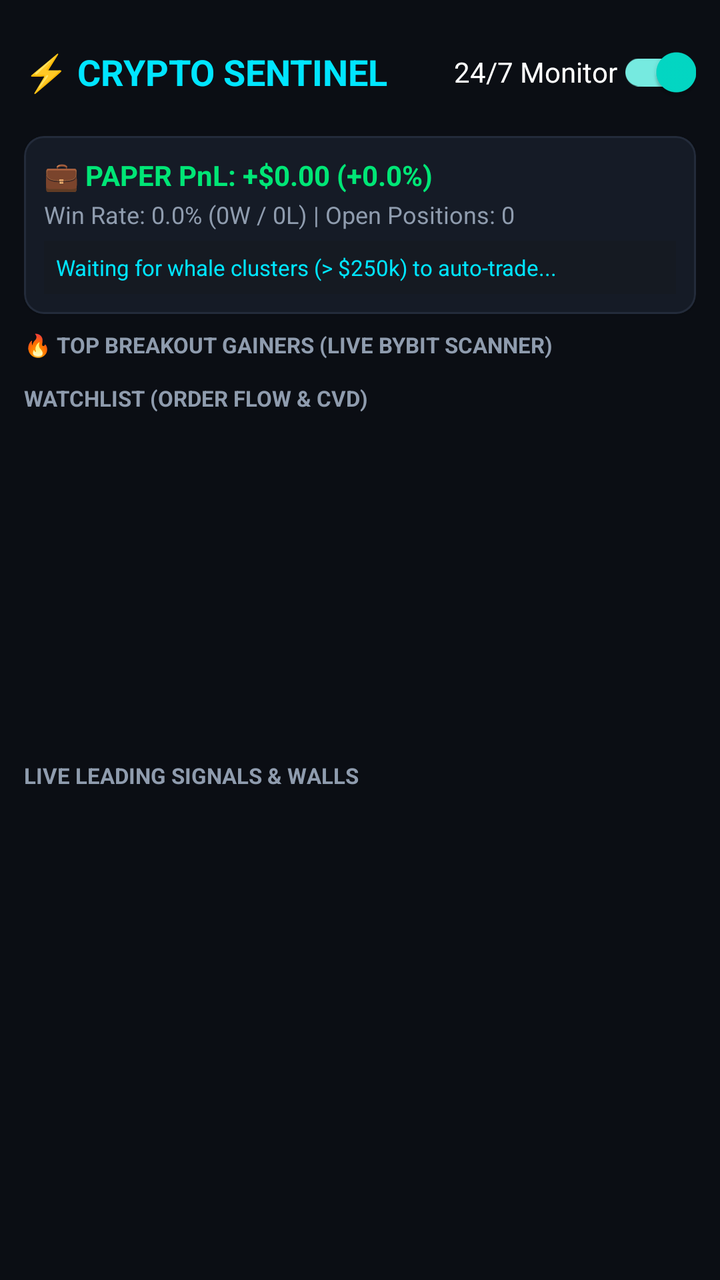
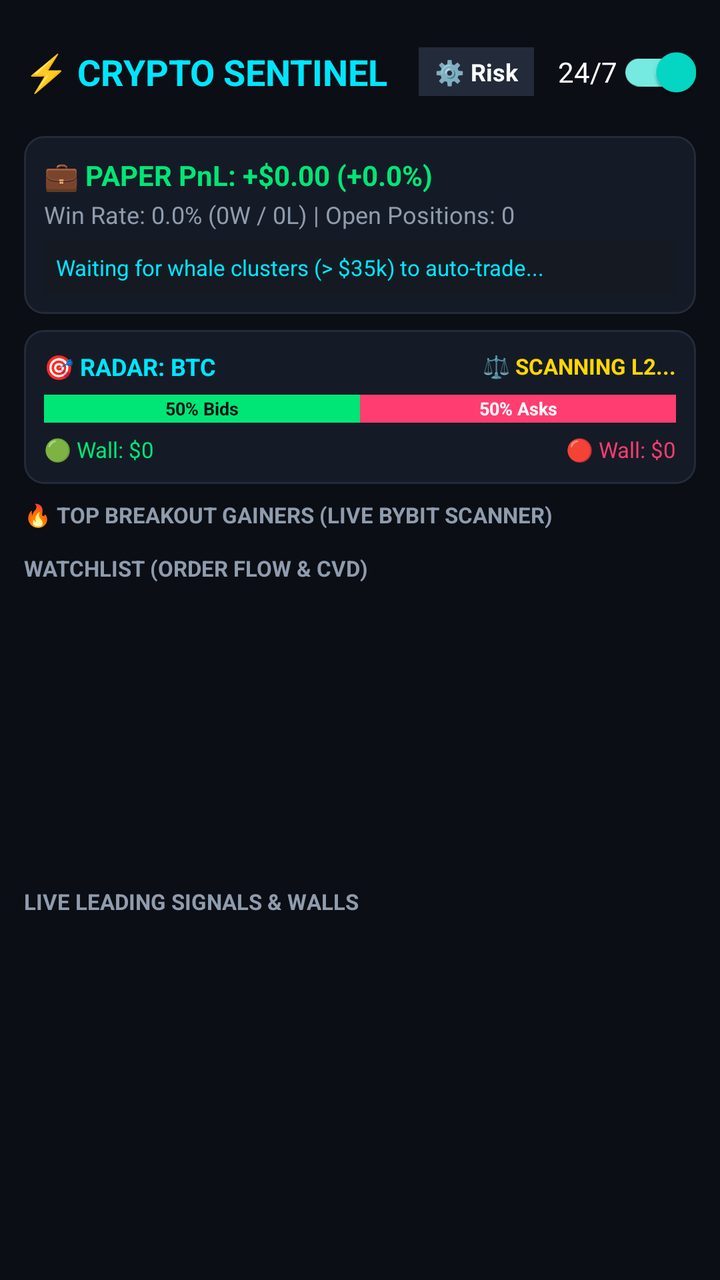

Before-and-after screenshots of an Android layout around one commit, followed by the original layout XML and the change that was made.
<!-- AndroidManifest.xml: application theme Theme.CryptoSentinel -->
<!-- res/layout/activity_main.xml -->
<?xml version="1.0" encoding="utf-8"?>
<LinearLayout xmlns:android="http://schemas.android.com/apk/res/android"
    xmlns:app="http://schemas.android.com/apk/res-auto"
    android:layout_width="match_parent"
    android:layout_height="match_parent"
    android:background="@color/bg_dark"
    android:orientation="vertical"
    android:padding="12dp">

    
    <LinearLayout
        android:layout_width="match_parent"
        android:layout_height="wrap_content"
        android:gravity="center_vertical"
        android:orientation="horizontal">

        <TextView
            android:layout_width="0dp"
            android:layout_height="wrap_content"
            android:layout_weight="1"
            android:text="⚡ CRYPTO SENTINEL"
            android:textColor="@color/primary_cyan"
            android:textSize="18sp"
            android:textStyle="bold" />

        <com.google.android.material.switchmaterial.SwitchMaterial
            android:id="@+id/switchService"
            android:layout_width="wrap_content"
            android:layout_height="wrap_content"
            android:checked="true"
            android:text="24/7 Monitor"
            android:textColor="@color/text_white" />
    </LinearLayout>

    
    <com.google.android.material.card.MaterialCardView
        android:layout_width="match_parent"
        android:layout_height="wrap_content"
        android:layout_marginTop="8dp"
        app:cardBackgroundColor="@color/card_bg"
        app:cardCornerRadius="10dp"
        app:strokeColor="@color/card_border"
        app:strokeWidth="1dp">

        <LinearLayout
            android:layout_width="match_parent"
            android:layout_height="wrap_content"
            android:orientation="vertical"
            android:padding="10dp">

            <TextView
                android:id="@+id/tvPaperPnl"
                android:layout_width="wrap_content"
                android:layout_height="wrap_content"
                android:text="💼 PAPER PnL: +$0.00 (+0.0%)"
                android:textColor="@color/neon_green"
                android:textSize="14sp"
                android:textStyle="bold" />

            <TextView
                android:id="@+id/tvPaperWinRate"
                android:layout_width="wrap_content"
                android:layout_height="wrap_content"
                android:layout_marginTop="2dp"
                android:text="Win Rate: 0.0% (0W / 0L) | Open Positions: 0"
                android:textColor="@color/text_dim"
                android:textSize="12sp" />

            <TextView
                android:id="@+id/tvActivePositions"
                android:layout_width="match_parent"
                android:layout_height="wrap_content"
                android:layout_marginTop="5dp"
                android:background="#151A22"
                android:clickable="true"
                android:focusable="true"
                android:padding="6dp"
                android:text="Waiting for whale clusters (&gt; $250k) to auto-trade..."
                android:textColor="@color/primary_cyan"
                android:textSize="11sp" />
        </LinearLayout>
    </com.google.android.material.card.MaterialCardView>

    
    <TextView
        android:id="@+id/tvStoriesHeader"
        android:layout_width="wrap_content"
        android:layout_height="wrap_content"
        android:layout_marginTop="8dp"
        android:layout_marginBottom="4dp"
        android:text="📖 TRADE STORY (RECENT EXITS - TAP FOR CHART)"
        android:textColor="@color/text_dim"
        android:textSize="11sp"
        android:textStyle="bold"
        android:visibility="gone" />

    
    <androidx.recyclerview.widget.RecyclerView
        android:id="@+id/rvStories"
        android:layout_width="match_parent"
        android:layout_height="wrap_content"
        android:clipToPadding="false"
        android:visibility="gone" />

    
    <TextView
        android:layout_width="wrap_content"
        android:layout_height="wrap_content"
        android:layout_marginTop="8dp"
        android:layout_marginBottom="4dp"
        android:text="🔥 TOP BREAKOUT GAINERS (LIVE BYBIT SCANNER)"
        android:textColor="@color/text_dim"
        android:textSize="11sp"
        android:textStyle="bold" />

    
    <androidx.recyclerview.widget.RecyclerView
        android:id="@+id/rvGainers"
        android:layout_width="match_parent"
        android:layout_height="wrap_content"
        android:clipToPadding="false"
        android:orientation="horizontal" />

    
    <TextView
        android:layout_width="wrap_content"
        android:layout_height="wrap_content"
        android:layout_marginTop="8dp"
        android:layout_marginBottom="4dp"
        android:text="WATCHLIST (ORDER FLOW &amp; CVD)"
        android:textColor="@color/text_dim"
        android:textSize="11sp"
        android:textStyle="bold" />

    
    <androidx.recyclerview.widget.RecyclerView
        android:id="@+id/rvCoins"
        android:layout_width="match_parent"
        android:layout_height="160dp"
        android:clipToPadding="false"
        android:scrollbars="vertical" />

    
    <TextView
        android:layout_width="wrap_content"
        android:layout_height="wrap_content"
        android:layout_marginTop="10dp"
        android:layout_marginBottom="4dp"
        android:text="LIVE LEADING SIGNALS &amp; WALLS"
        android:textColor="@color/text_dim"
        android:textSize="11sp"
        android:textStyle="bold" />

    
    <androidx.recyclerview.widget.RecyclerView
        android:id="@+id/rvAlerts"
        android:layout_width="match_parent"
        android:layout_height="0dp"
        android:layout_weight="1"
        android:clipToPadding="false"
        android:scrollbars="vertical" />

</LinearLayout>
<!-- resources referenced by this layout -->
<resources>
  <color name="bg_dark">#0B0E14</color>
  <color name="card_bg">#151B26</color>
  <color name="card_border">#232B3A</color>
  <color name="neon_green">#00E676</color>
  <color name="primary_cyan">#00E5FF</color>
  <color name="text_dim">#8F9CAE</color>
  <color name="text_white">#FFFFFF</color>
  <style name="Theme.CryptoSentinel" parent="Theme.MaterialComponents.DayNight.NoActionBar">
          <item name="colorPrimary">@color/primary_cyan</item>
          <item name="colorPrimaryVariant">@color/primary_cyan</item>
          <item name="colorOnPrimary">@color/bg_dark</item>
          <item name="android:windowBackground">@color/bg_dark</item>
          <item name="android:statusBarColor">@color/bg_dark</item>
          <item name="android:navigationBarColor">@color/bg_dark</item>
      </style>
</resources>

<!-- the commit's change to res/layout/activity_main.xml (unified diff, before → after) -->
@@ -23,12 +23,27 @@
             android:textSize="18sp"
             android:textStyle="bold" />
 
+        <TextView
+            android:id="@+id/btnOpenSettings"
+            android:layout_width="wrap_content"
+            android:layout_height="wrap_content"
+            android:layout_marginEnd="12dp"
+            android:background="@color/card_border"
+            android:clickable="true"
+            android:focusable="true"
+            android:paddingHorizontal="8dp"
+            android:paddingVertical="4dp"
+            android:text="⚙️ Risk"
+            android:textColor="@color/text_white"
+            android:textSize="12sp"
+            android:textStyle="bold" />
+
         <com.google.android.material.switchmaterial.SwitchMaterial
             android:id="@+id/switchService"
             android:layout_width="wrap_content"
             android:layout_height="wrap_content"
             android:checked="true"
-            android:text="24/7 Monitor"
+            android:text="24/7"
             android:textColor="@color/text_white" />
     </LinearLayout>
 
@@ -75,13 +90,117 @@
                 android:clickable="true"
                 android:focusable="true"
                 android:padding="6dp"
-                android:text="Waiting for whale clusters (&gt; $250k) to auto-trade..."
+                android:text="Waiting for whale clusters (&gt; $35k) to auto-trade..."
                 android:textColor="@color/primary_cyan"
                 android:textSize="11sp" />
         </LinearLayout>
     </com.google.android.material.card.MaterialCardView>
 
     
+    <com.google.android.material.card.MaterialCardView
+        android:layout_width="match_parent"
+        android:layout_height="wrap_content"
+        android:layout_marginTop="8dp"
+        app:cardBackgroundColor="@color/card_bg"
+        app:cardCornerRadius="10dp"
+        app:strokeColor="@color/card_border"
+        app:strokeWidth="1dp">
+
+        <LinearLayout
+            android:layout_width="match_parent"
+            android:layout_height="wrap_content"
+            android:orientation="vertical"
+            android:padding="10dp">
+
+            <LinearLayout
+                android:layout_width="match_parent"
+                android:layout_height="wrap_content"
+                android:gravity="center_vertical"
+                android:orientation="horizontal">
+
+                <TextView
+                    android:id="@+id/tvRadarSymbol"
+                    android:layout_width="0dp"
+                    android:layout_height="wrap_content"
+                    android:layout_weight="1"
+                    android:text="🎯 RADAR: BTC"
+                    android:textColor="@color/primary_cyan"
+                    android:textSize="12sp"
+                    android:textStyle="bold" />
+
+                <TextView
+                    android:id="@+id/tvRadarStatus"
+                    android:layout_width="wrap_content"
+                    android:layout_height="wrap_content"
+                    android:text="⚖️ SCANNING L2..."
+                    android:textColor="@color/gold_accent"
+                    android:textSize="11sp"
+                    android:textStyle="bold" />
+            </LinearLayout>
+
+            
+            <LinearLayout
+                android:layout_width="match_parent"
+                android:layout_height="14dp"
+                android:layout_marginTop="6dp"
+                android:orientation="horizontal">
+
+                <TextView
+                    android:id="@+id/barBids"
+                    android:layout_width="0dp"
+                    android:layout_height="match_parent"
+                    android:layout_weight="50"
+                    android:background="@color/neon_green"
+                    android:gravity="center"
+                    android:text="50% Bids"
+                    android:textColor="@color/bg_dark"
+                    android:textSize="9sp"
+                    android:textStyle="bold" />
+
+                <TextView
+                    android:id="@+id/barAsks"
+                    android:layout_width="0dp"
+                    android:layout_height="match_parent"
+                    android:layout_weight="50"
+                    android:background="@color/neon_red"
+                    android:gravity="center"
+                    android:text="50% Asks"
+                    android:textColor="@color/text_white"
+                    android:textSize="9sp"
+                    android:textStyle="bold" />
+            </LinearLayout>
+
+            
+            <LinearLayout
+                android:layout_width="match_parent"
+                android:layout_height="wrap_content"
+                android:layout_marginTop="6dp"
+                android:orientation="horizontal">
+
+                <TextView
+                    android:id="@+id/tvBidWall"
+                    android:layout_width="0dp"
+                    android:layout_height="wrap_content"
+                    android:layout_weight="1"
+                    android:text="🟢 Wall: $0"
+                    android:textColor="@color/neon_green"
+                    android:textSize="11sp" />
+
+                <TextView
+                    android:id="@+id/tvAskWall"
+                    android:layout_width="0dp"
+                    android:layout_height="wrap_content"
+                    android:layout_weight="1"
+                    android:gravity="end"
+                    android:text="🔴 Wall: $0"
+                    android:textColor="@color/neon_red"
+                    android:textSize="11sp" />
+            </LinearLayout>
+
+        </LinearLayout>
+    </com.google.android.material.card.MaterialCardView>
+
+    
     <TextView
         android:id="@+id/tvStoriesHeader"
         android:layout_width="wrap_content"
@@ -136,7 +255,7 @@
     <androidx.recyclerview.widget.RecyclerView
         android:id="@+id/rvCoins"
         android:layout_width="match_parent"
-        android:layout_height="160dp"
+        android:layout_height="140dp"
         android:clipToPadding="false"
         android:scrollbars="vertical" />
 
@@ -144,7 +263,7 @@
     <TextView
         android:layout_width="wrap_content"
         android:layout_height="wrap_content"
-        android:layout_marginTop="10dp"
+        android:layout_marginTop="8dp"
         android:layout_marginBottom="4dp"
         android:text="LIVE LEADING SIGNALS &amp; WALLS"
         android:textColor="@color/text_dim"
<!-- resource entries referenced after the edit -->
@@ -3,7 +3,9 @@
   <color name="bg_dark">#0B0E14</color>
   <color name="card_bg">#151B26</color>
   <color name="card_border">#232B3A</color>
+  <color name="gold_accent">#FFD700</color>
   <color name="neon_green">#00E676</color>
+  <color name="neon_red">#FF3D71</color>
   <color name="primary_cyan">#00E5FF</color>
   <color name="text_dim">#8F9CAE</color>
   <color name="text_white">#FFFFFF</color>
